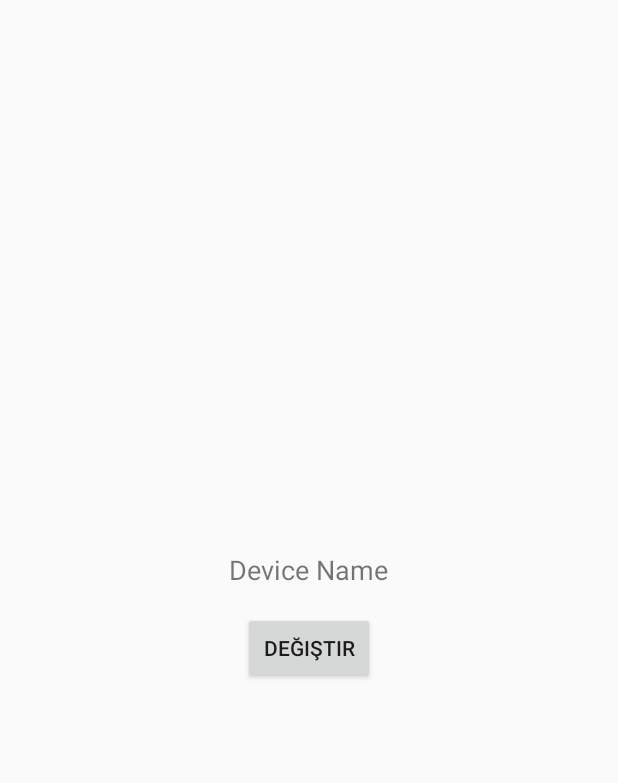
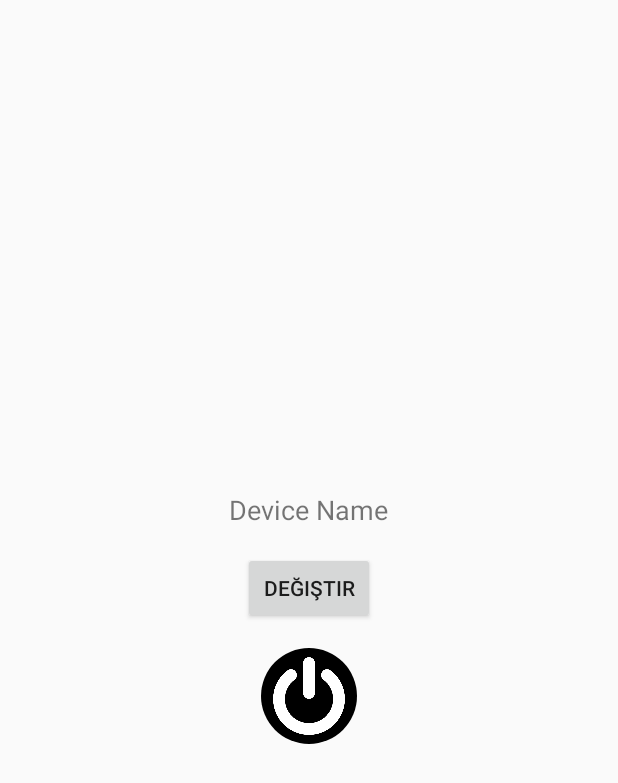
Before and after one commit to yasinyyilmaz/AppQRv2, an Android app built with Jetpack Compose: the fragment ikincifragment placed in its activity, on a phone screen of 412 x 824 dp. Shown: the top 783 px of the screen. Run offline under Robolectric (Android 15) with nearby library versions, the phone set to English and light mode, and no system bars; our stand-ins replace Firebase (no records; nobody signed in at launch, a user with empty details on screens opened directly); libraries missing offline, so code that uses them is left out: androidx.glance.visibility, com.journeyapps.barcodescanner.

```diff
--- a/app/build.gradle.kts
+++ b/app/build.gradle.kts
@@ -4,6 +4,7 @@ plugins {
     alias(libs.plugins.kotlin.compose)
     id("com.google.gms.google-services")
     id("kotlin-kapt")
+    id("androidx.navigation.safeargs.kotlin")
 }
 
 android {
@@ -50,7 +51,6 @@ dependencies {
     implementation(libs.androidx.lifecycle.runtime.ktx)
     implementation(libs.androidx.core.ktx)
     implementation(libs.androidx.navigation.fragment.ktx)
-
     implementation(libs.androidx.activity.compose)
     implementation(platform(libs.androidx.compose.bom))
     implementation(libs.androidx.ui)
@@ -82,4 +82,5 @@ dependencies {
     implementation(libs.firebase.analytics.ktx)
     implementation(libs.firebase.auth.ktx)
     implementation(libs.firebase.database.ktx)
+    implementation(libs.androidx.navigation.ui.ktx)
 }
--- a/app/src/main/java/com/yasinyilmaz/appqr2/data/local/DatabaseHelper.kt
+++ b/app/src/main/java/com/yasinyilmaz/appqr2/data/local/DatabaseHelper.kt
@@ -72,7 +72,6 @@ class DatabaseHelper private constructor(context: Context) : SQLiteOpenHelper(co
         val result = db.update(TABLE_NAME, values, "$COLUMN_DEVICEID = ?", arrayOf(deviceId))
         return result > 0
     }
-
     fun updateDeviceSwitchState(deviceId: String, isOn: Boolean): Boolean {
         val db = writableDatabase
         val values = ContentValues().apply {
@@ -84,7 +83,7 @@ class DatabaseHelper private constructor(context: Context) : SQLiteOpenHelper(co
 
     companion object {
         private const val DATABASE_NAME = "devices.db"
-        private const val DATABASE_VERSION = 3 // Veritabanı sürümünü 3 olarak güncelledik
+        private const val DATABASE_VERSION = 3
         private const val TABLE_NAME = "devices"
         private const val COLUMN_DEVICEID = "deviceid"
         private const val COLUMN_DEVICENAME = "devicename"
--- a/app/src/main/java/com/yasinyilmaz/appqr2/data/repository/DeviceRepository.kt
+++ b/app/src/main/java/com/yasinyilmaz/appqr2/data/repository/DeviceRepository.kt
@@ -67,7 +67,6 @@ class DeviceRepository(private val databaseHelper: DatabaseHelper) {
             }
         }
     }
-
     suspend fun updateDeviceSwitchState(deviceId: String, isOn: Boolean) {
         // Önce SQLite'de güncelle
         val isUpdated = databaseHelper.updateDeviceSwitchState(deviceId, isOn)
@@ -78,9 +77,9 @@ class DeviceRepository(private val databaseHelper: DatabaseHelper) {
                 database.child(deviceId).child("isOn").setValue(isOn).await()
             } catch (e: Exception) {
                 // Hata yönetimi
-                println("Firebase'de switch durumu güncellenirken hata oluştu: ${e.message}")
+                println("Firebase'de güncellenirken hata oluştu: ${e.message}")
                 // Kullanıcıya geri bildirim ver
-                // Örneğin: Toast.makeText(context, "Firebase'de switch durumu güncellenirken hata oluştu", Toast.LENGTH_SHORT).show()
+                // Örneğin: Toast.makeText(context, "Firebase'de güncellenirken hata oluştu", Toast.LENGTH_SHORT).show()
             }
         }
     }
--- a/app/src/main/java/com/yasinyilmaz/appqr2/ui/fragments/ikincifragment.kt
+++ b/app/src/main/java/com/yasinyilmaz/appqr2/ui/fragments/ikincifragment.kt
@@ -1,27 +1,37 @@
 package com.yasinyilmaz.appqr2.ui.fragments
 
+import android.graphics.Color
+import android.graphics.drawable.GradientDrawable
+import android.graphics.drawable.LayerDrawable
 import android.os.Bundle
 import android.view.LayoutInflater
 import android.view.View
 import android.view.ViewGroup
 import android.widget.EditText
+import android.widget.FrameLayout
 import android.widget.TextView
 import androidx.appcompat.app.AlertDialog
+import androidx.compose.foundation.background
 import androidx.compose.ui.semantics.text
 import androidx.fragment.app.Fragment
 import androidx.fragment.app.viewModels
+import com.yasinyilmaz.appqr2.R
 import com.yasinyilmaz.appqr2.data.local.DatabaseHelper
+import com.yasinyilmaz.appqr2.data.model.Device
 import com.yasinyilmaz.appqr2.data.repository.DeviceRepository
 import com.yasinyilmaz.appqr2.databinding.FragmentIkincifragmentBinding
 import com.yasinyilmaz.appqr2.ui.viewmodel.DeviceViewModel
 import com.yasinyilmaz.appqr2.ui.viewmodel.DeviceViewModelFactory
-
 class ikincifragment : Fragment() {
 
     private lateinit var deviceNameTextView: TextView
     private lateinit var updateDeviceNameButton: View
+    private lateinit var onOffContainer: FrameLayout
+    private lateinit var onOffBackground: View
     private lateinit var binding: FragmentIkincifragmentBinding
     private var deviceId: String? = null
+    private var isOn: Boolean = false
+    private lateinit var device: Device
 
     private val databaseHelper by lazy { DatabaseHelper.getInstance(requireContext()) }
     private val deviceRepository by lazy { DeviceRepository(databaseHelper) }
@@ -47,6 +57,8 @@ class ikincifragment : Fragment() {
         super.onViewCreated(view, savedInstanceState)
         deviceNameTextView = binding.deviceNameTextView
         updateDeviceNameButton = binding.updateDeviceNameButton
+        onOffContainer = binding.onOffContainer
+        onOffBackground = binding.onOffContainer.findViewById(R.id.onOffBackground)
 
         // deviceId'nin null olup olmadığını kontrol ediyoruz
         deviceId?.let { deviceId ->
@@ -56,12 +68,23 @@ class ikincifragment : Fragment() {
                 devices.find { it.deviceId == deviceId }?.let { device ->
                     // Cihaz adını TextView'e yazdır
                     deviceNameTextView.text = device.deviceName
+                    this.device = device
+                    this.isOn = device.isOn
+                    updateOnOffButtonBackground(isOn)
                 }
             }
 
             // Cihaz adını güncelleme butonuna tıklama dinleyicisi ekle
             updateDeviceNameButton.setOnClickListener {
                 showUpdateDeviceNameDialog(deviceId)
+            }
+
+            // onOffContainer'a tıklama dinleyicisi ekle
+            onOffContainer.setOnClickListener {
+                isOn = !isOn // isOn değerini tersine çevir
+                updateOnOffButtonBackground(isOn)
+                // DeviceViewModel'i kullanarak isOn değerini güncelle
+                deviceViewModel.updateDeviceSwitchState(deviceId, isOn)
             }
         }
 
@@ -90,6 +113,19 @@ class ikincifragment : Fragment() {
         builder.show()
     }
 
+    private fun updateOnOffButtonBackground(isOn: Boolean) {
+        val backgroundColor = if (isOn) {
+            Color.parseColor("#7dff99") // Açık durum
+        } else {
+            Color.GRAY // Kapalı durum
+        }
+        val backgroundDrawable = onOffBackground.background
+        if (backgroundDrawable is LayerDrawable) {
+            val gradientDrawable = backgroundDrawable.getDrawable(0) as GradientDrawable
+            gradientDrawable.setColor(backgroundColor)
+        }
+    }
+
     companion object {
         private const val ARG_DEVICE_ID = "device_id"
 
--- a/app/src/main/res/drawable/rounded_corner_background.xml
+++ /dev/null
@@ -1,6 +0,0 @@
-<?xml version="1.0" encoding="utf-8"?>
-<shape xmlns:android="http://schemas.android.com/apk/res/android"
-    android:shape="rectangle">
-    <solid android:color="#80808080" /> <!-- Gri renk -->
-    <corners android:radius="30dp" /> <!-- Köşe yuvarlaklığı -->
-</shape>
--- /dev/null
+++ b/app/src/main/res/drawable/rounded_onoff.xml
@@ -0,0 +1,11 @@
+<?xml version="1.0" encoding="utf-8"?>
+<layer-list xmlns:android="http://schemas.android.com/apk/res/android">
+    <item>
+        <shape android:shape="oval">
+            <solid android:color="@color/black" /> <!-- Başlangıç rengi, daha sonra değiştirebilirsiniz -->
+            <size
+                android:width="64dp"
+                android:height="64dp" />
+        </shape>
+    </item>
+</layer-list>
--- a/app/src/main/res/layout/fragment_ikincifragment.xml
+++ b/app/src/main/res/layout/fragment_ikincifragment.xml
@@ -22,4 +22,28 @@
         android:layout_marginTop="16dp"
         android:layout_gravity="center_horizontal"/>
 
+    <!-- Aç/Kapa Butonu -->
+    <FrameLayout
+        android:id="@+id/onOffContainer"
+        android:layout_width="64dp"
+        android:layout_height="64dp"
+        android:layout_marginTop="16dp"
+        android:clickable="true"
+        android:focusable="true"
+        android:layout_gravity="center_horizontal">
+
+        <View
+            android:id="@+id/onOffBackground"
+            android:layout_width="match_parent"
+            android:layout_height="match_parent"
+            android:background="@drawable/rounded_onoff" />
+
+        <ImageView
+            android:id="@+id/onOffImage"
+            android:layout_width="match_parent"
+            android:layout_height="match_parent"
+            android:src="@drawable/onoff"
+            android:scaleType="centerInside" />
+    </FrameLayout>
+
 </LinearLayout>
--- a/app/src/main/res/values/colors.xml
+++ b/app/src/main/res/values/colors.xml
@@ -10,5 +10,6 @@
     <color name="selected_item_background">#FFEB3B</color>
     <color name="default_item_background">#FFFFFF</color>
     <color name="my_background_color">#ddffd1</color>
+    <color name="button_bacground">#3f991f</color>
 
 </resources>
--- a/app/src/main/res/values/strings.xml
+++ b/app/src/main/res/values/strings.xml
@@ -6,5 +6,6 @@
     <string name="on">AÇIK</string>
     <string name="device_name">Device Name</string>
     <string name="device_image">Device Image</string>
+    <string name="on_off_button">Aç/Kapa Düğmesi</string>
 
 </resources>
--- a/gradle/libs.versions.toml
+++ b/gradle/libs.versions.toml
@@ -16,6 +16,8 @@ espressoCore = "3.6.1"
 lifecycleRuntimeKtx = "2.8.7"
 activityCompose = "1.10.0"
 composeBom = "2025.02.00"
+navigationSafeArgsGradlePlugin = "2.8.7"
+navigationUiKtx = "2.8.7"
 preferenceKtx = "1.2.1"
 viewbinding = "8.8.1"
 volley = "1.2.1"
@@ -41,6 +43,8 @@ androidx-core-ktx = { group = "androidx.core", name = "core-ktx", version.ref =
 androidx-fragment-ktx = { module = "androidx.fragment:fragment-ktx", version.ref = "fragmentKtx" }
 androidx-glance = { module = "androidx.glance:glance", version.ref = "glance" }
 androidx-glance-appwidget = { module = "androidx.glance:glance-appwidget", version.ref = "glance" }
+androidx-navigation-safe-args-gradle-plugin = { module = "androidx.navigation:navigation-safe-args-gradle-plugin", version.ref = "navigationSafeArgsGradlePlugin" }
+androidx-navigation-ui-ktx = { module = "androidx.navigation:navigation-ui-ktx", version.ref = "navigationUiKtx" }
 androidx-preference-ktx = { module = "androidx.preference:preference-ktx", version.ref = "preferenceKtx" }
 androidx-viewbinding = { module = "androidx.databinding:viewbinding", version.ref = "viewbinding" }
 core = { module = "com.google.zxing:core", version.ref = "core" }
```
Also changed, not shown: app/src/main/java/com/yasinyilmaz/appqr2/ui/adapter/MyAdapter.kt (+14 -21 lines), app/src/main/java/com/yasinyilmaz/appqr2/ui/fragments/ilkfragment.kt (+2 -5 lines), app/src/main/java/com/yasinyilmaz/appqr2/ui/viewmodel/DeviceViewModel.kt (+6 -7 lines), app/src/main/res/drawable/round_button_background.xml (added, +8 -0 lines), app/src/main/res/layout/list_item_device.xml (+20 -10 lines), build.gradle.kts (+3 -4 lines), app/src/main/res/drawable/onoff.png (added).
